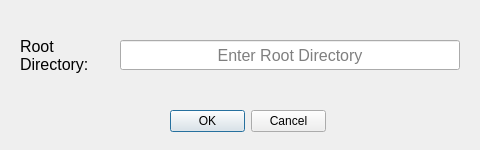
Above: __QtFiles__/SettingDialog_v001.ui from zackthomas1/NukeFileManager before the change. Below: the same form after it.
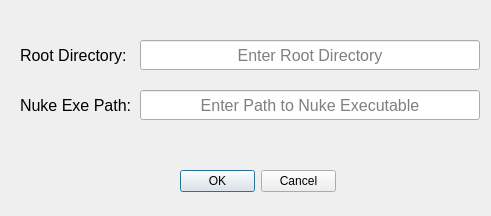
That is the form after the change.

Commit message: Changing File Paths from absolute to relative and added functionality to set nuke exe path

```diff
--- a/__QtFiles__/SettingDialog_v001.ui
+++ b/__QtFiles__/SettingDialog_v001.ui
@@ -9,8 +9,8 @@
    <rect>
     <x>0</x>
     <y>0</y>
-    <width>480</width>
-    <height>150</height>
+    <width>491</width>
+    <height>216</height>
    </rect>
   </property>
   <property name="windowTitle">
@@ -19,7 +19,7 @@
   <widget class="QLineEdit" name="directory_lineEdit">
    <property name="geometry">
     <rect>
-     <x>120</x>
+     <x>140</x>
      <y>40</y>
      <width>340</width>
      <height>30</height>
@@ -42,7 +42,7 @@
     <rect>
      <x>20</x>
      <y>30</y>
-     <width>90</width>
+     <width>111</width>
      <height>51</height>
     </rect>
    </property>
@@ -52,15 +52,14 @@
     </font>
    </property>
    <property name="text">
-    <string>Root 
-Directory:</string>
+    <string>Root Directory:</string>
    </property>
   </widget>
   <widget class="QDialogButtonBox" name="ok_buttonBox">
    <property name="geometry">
     <rect>
-     <x>170</x>
-     <y>110</y>
+     <x>180</x>
+     <y>170</y>
      <width>156</width>
      <height>23</height>
     </rect>
@@ -69,6 +68,45 @@
     <set>QDialogButtonBox::Cancel|QDialogButtonBox::Ok</set>
    </property>
   </widget>
+  <widget class="QLineEdit" name="NukeExe_lineEdit">
+   <property name="geometry">
+    <rect>
+     <x>140</x>
+     <y>90</y>
+     <width>340</width>
+     <height>30</height>
+    </rect>
+   </property>
+   <property name="font">
+    <font>
+     <pointsize>12</pointsize>
+    </font>
+   </property>
+   <property name="alignment">
+    <set>Qt::AlignCenter</set>
+   </property>
+   <property name="placeholderText">
+    <string>Enter Path to Nuke Executable</string>
+   </property>
+  </widget>
+  <widget class="QLabel" name="NukeExe_label">
+   <property name="geometry">
+    <rect>
+     <x>20</x>
+     <y>80</y>
+     <width>111</width>
+     <height>51</height>
+    </rect>
+   </property>
+   <property name="font">
+    <font>
+     <pointsize>12</pointsize>
+    </font>
+   </property>
+   <property name="text">
+    <string>Nuke Exe Path:</string>
+   </property>
+  </widget>
  </widget>
  <resources/>
  <connections/>
```
Left out of the diff: 4 changed lines with no effect on the pictures. The commit also changes 9 other files.
